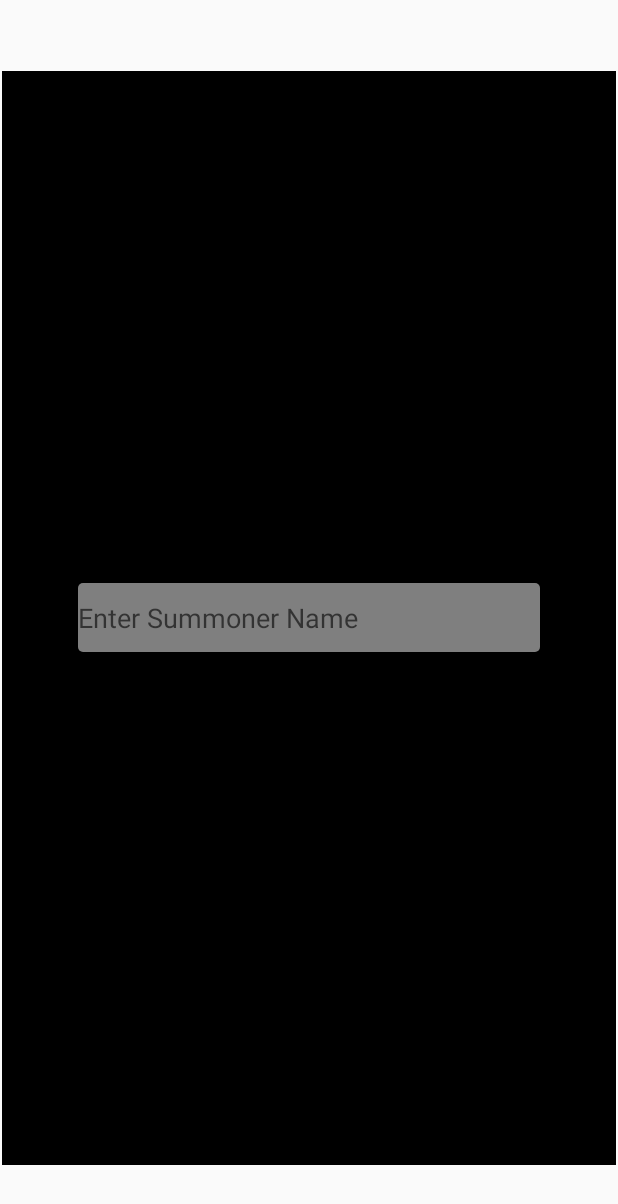
After one commit to ShreyansR/LoL-Tracker, an Android app: the userScreen screen opened directly, with no data from a screen before it, on a phone screen of 412 x 824 dp. The commit adds this screen. Shown: the top 1204 px of the screen. Run offline under Robolectric (Android 15) with nearby library versions, the phone set to English and light mode, and no system bars; 2 statements that could not run were skipped.

Commit message:
Added Summoner login page

```diff
--- a/app/src/main/AndroidManifest.xml
+++ b/app/src/main/AndroidManifest.xml
@@ -12,6 +12,7 @@
         android:roundIcon="@mipmap/ic_launcher_round"
         android:supportsRtl="true"
         android:theme="@style/AppTheme">
+        <activity android:name=".userScreen"></activity>
         <activity android:name=".MainActivity">
             <intent-filter>
                 <action android:name="android.intent.action.MAIN" />
--- /dev/null
+++ b/app/src/main/java/com/example/lol_tracker/userScreen.java
@@ -0,0 +1,32 @@
+package com.example.lol_tracker;
+
+import androidx.appcompat.app.AppCompatActivity;
+import androidx.core.content.ContextCompat;
+
+import android.content.Intent;
+import android.os.Bundle;
+import android.widget.ImageView;
+
+public class userScreen extends AppCompatActivity {
+
+    ImageView background;
+    Intent intent;
+    String game;
+    @Override
+    protected void onCreate(Bundle savedInstanceState) {
+        super.onCreate(savedInstanceState);
+        setContentView(R.layout.activity_user_screen);
+        background = findViewById(R.id.background);
+        intent = getIntent();
+        game = intent.getStringExtra("game");
+        if(game.equals("tft")){
+            background.setImageResource(R.drawable.tftbackground);
+            background.setScaleType(ImageView.ScaleType.FIT_XY);        }
+        else if(game.equals("lol")) {
+            background.setImageResource(R.drawable.lolbackground);
+            background.setScaleType(ImageView.ScaleType.FIT_XY);
+        }
+    }
+
+
+}
--- /dev/null
+++ b/app/src/main/res/drawable/custom_edit_text_bg.xml
@@ -0,0 +1,6 @@
+<?xml version="1.0" encoding="utf-8"?>
+<shape xmlns:android="http://schemas.android.com/apk/res/android"
+    android:shape="rectangle">
+    <corners android:radius="3dp"/>
+    <solid android:color="#FFFFFF" />
+</shape>
--- a/app/src/main/res/layout/activity_main.xml
+++ b/app/src/main/res/layout/activity_main.xml
@@ -72,7 +72,7 @@
             app:srcCompat="@drawable/lol2" />
 
         <Button
-            android:id="@+id/button3"
+            android:id="@+id/lolBtn"
             android:layout_width="wrap_content"
             android:layout_height="38dp"
             android:layout_alignParentBottom="true"
--- /dev/null
+++ b/app/src/main/res/layout/activity_user_screen.xml
@@ -0,0 +1,34 @@
+<?xml version="1.0" encoding="utf-8"?>
+<androidx.constraintlayout.widget.ConstraintLayout xmlns:android="http://schemas.android.com/apk/res/android"
+    xmlns:app="http://schemas.android.com/apk/res-auto"
+    xmlns:tools="http://schemas.android.com/tools"
+    android:layout_width="match_parent"
+    android:layout_height="match_parent"
+    tools:context=".userScreen">
+
+    <RelativeLayout
+        android:layout_width="409dp"
+        android:layout_height="729dp"
+        app:layout_constraintBottom_toBottomOf="parent"
+        app:layout_constraintEnd_toEndOf="parent"
+        app:layout_constraintStart_toStartOf="parent"
+        app:layout_constraintTop_toTopOf="parent">
+
+        <ImageView
+            android:id="@+id/background"
+            android:layout_width="match_parent"
+            android:layout_height="match_parent"
+            app:srcCompat="@android:color/background_dark" />
+
+        <EditText
+            android:id="@+id/summonerInput"
+            android:layout_width="308dp"
+            android:layout_height="46dp"
+            android:layout_centerInParent="true"
+            android:background="@drawable/custom_edit_text_bg"
+            android:alpha="0.5"
+            android:ems="10"
+            android:hint="Enter Summoner Name"
+            android:inputType="textPersonName" />
+    </RelativeLayout>
+</androidx.constraintlayout.widget.ConstraintLayout>
```
Also changed, not shown: app/src/main/java/com/example/lol_tracker/MainActivity.java (+26 -0 lines), app/src/main/res/drawable-v24/lolbackground.jpg (added), app/src/main/res/drawable-v24/tftbackground.jpg (added).
